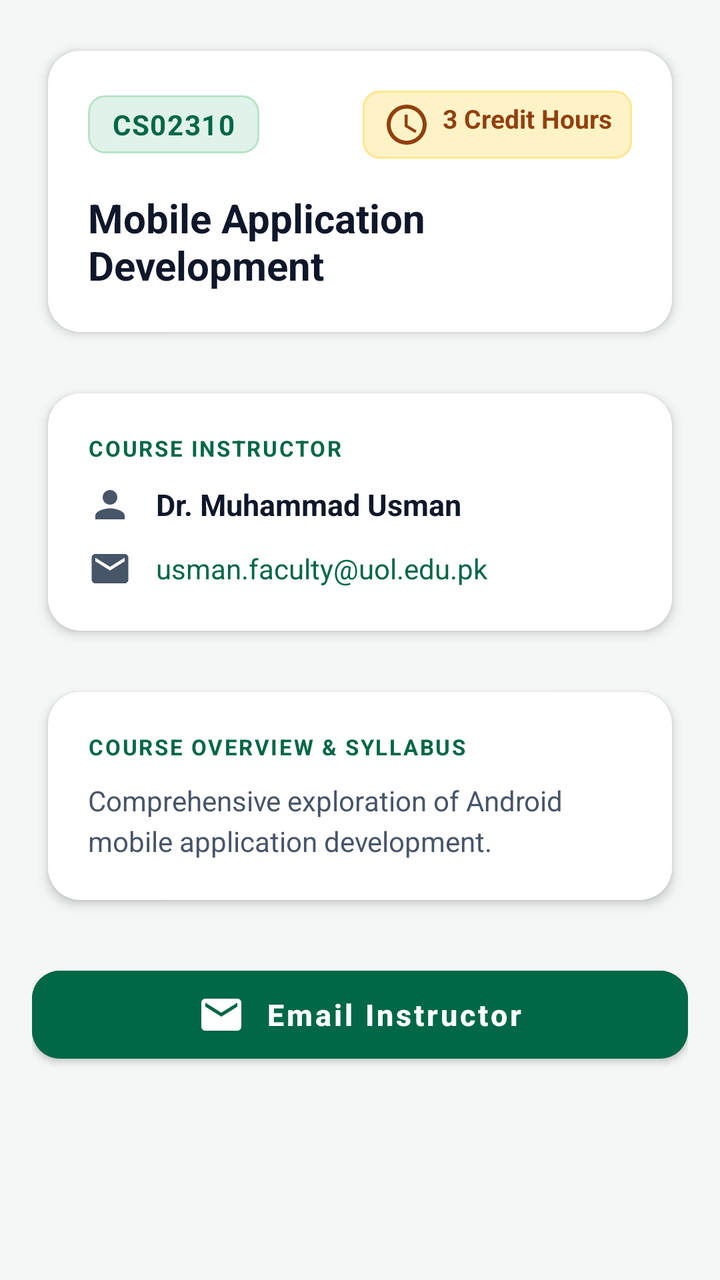
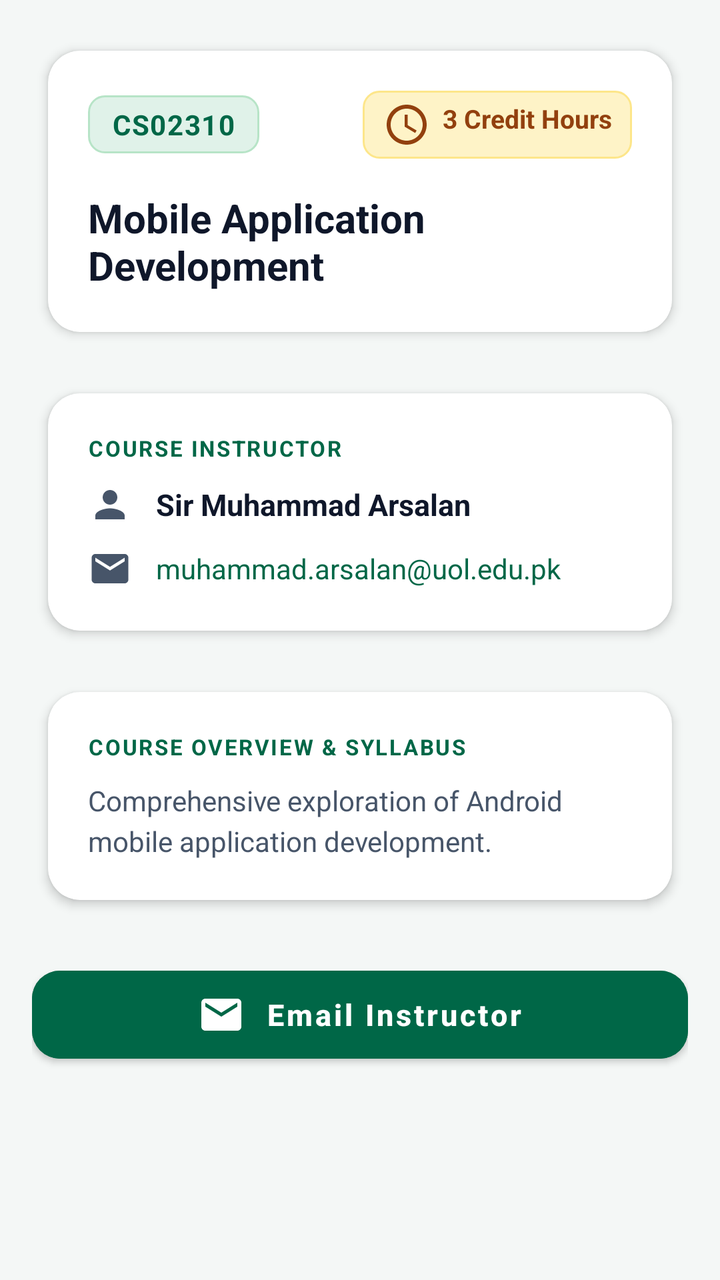

Screens rendered from an Android XML layout before and after an edit, with the pre-edit source and the edit as a unified diff.
<!-- AndroidManifest.xml: application theme Theme.UOLCourseCatalogue -->
<!-- res/layout/activity_course_detail.xml -->
<?xml version="1.0" encoding="utf-8"?>
<ScrollView xmlns:android="http://schemas.android.com/apk/res/android"
    xmlns:app="http://schemas.android.com/apk/res-auto"
    xmlns:tools="http://schemas.android.com/tools"
    android:layout_width="match_parent"
    android:layout_height="match_parent"
    android:background="@color/background"
    android:fillViewport="true"
    tools:context=".CourseDetailActivity">

    <LinearLayout
        android:layout_width="match_parent"
        android:layout_height="wrap_content"
        android:orientation="vertical"
        android:padding="16dp">

        
        <androidx.cardview.widget.CardView
            android:layout_width="match_parent"
            android:layout_height="wrap_content"
            android:layout_marginBottom="12dp"
            app:cardBackgroundColor="@color/surface"
            app:cardCornerRadius="16dp"
            app:cardElevation="3dp"
            app:cardUseCompatPadding="true">

            <LinearLayout
                android:layout_width="match_parent"
                android:layout_height="wrap_content"
                android:orientation="vertical"
                android:padding="20dp">

                <LinearLayout
                    android:layout_width="match_parent"
                    android:layout_height="wrap_content"
                    android:gravity="center_vertical"
                    android:orientation="horizontal">

                    
                    <TextView
                        android:id="@+id/tvDetailCode"
                        android:layout_width="wrap_content"
                        android:layout_height="wrap_content"
                        android:background="@drawable/bg_badge_code"
                        android:letterSpacing="0.04"
                        android:paddingStart="12dp"
                        android:paddingTop="5dp"
                        android:paddingEnd="12dp"
                        android:paddingBottom="5dp"
                        android:text="CS02310"
                        android:textColor="@color/badge_code_text"
                        android:textSize="14sp"
                        android:textStyle="bold" />

                    <View
                        android:layout_width="0dp"
                        android:layout_height="1dp"
                        android:layout_weight="1" />

                    
                    <TextView
                        android:id="@+id/tvDetailCreditHours"
                        android:layout_width="wrap_content"
                        android:layout_height="wrap_content"
                        android:background="@drawable/bg_badge_credit"
                        android:drawableStart="@drawable/ic_time"
                        android:drawablePadding="6dp"
                        android:paddingStart="10dp"
                        android:paddingTop="5dp"
                        android:paddingEnd="10dp"
                        android:paddingBottom="5dp"
                        android:text="3 Credit Hours"
                        android:textColor="@color/badge_credit_text"
                        android:textSize="13sp"
                        android:textStyle="bold" />

                </LinearLayout>

                
                <TextView
                    android:id="@+id/tvDetailTitle"
                    android:layout_width="match_parent"
                    android:layout_height="wrap_content"
                    android:layout_marginTop="16dp"
                    android:text="Mobile Application Development"
                    android:textColor="@color/text_primary"
                    android:textSize="20sp"
                    android:textStyle="bold" />

            </LinearLayout>

        </androidx.cardview.widget.CardView>

        
        <androidx.cardview.widget.CardView
            android:layout_width="match_parent"
            android:layout_height="wrap_content"
            android:layout_marginBottom="12dp"
            app:cardBackgroundColor="@color/surface"
            app:cardCornerRadius="16dp"
            app:cardElevation="3dp"
            app:cardUseCompatPadding="true">

            <LinearLayout
                android:layout_width="match_parent"
                android:layout_height="wrap_content"
                android:orientation="vertical"
                android:padding="20dp">

                <TextView
                    android:layout_width="wrap_content"
                    android:layout_height="wrap_content"
                    android:text="COURSE INSTRUCTOR"
                    android:textColor="@color/primary"
                    android:textSize="11sp"
                    android:letterSpacing="0.08"
                    android:textStyle="bold" />

                
                <LinearLayout
                    android:layout_width="match_parent"
                    android:layout_height="wrap_content"
                    android:layout_marginTop="10dp"
                    android:gravity="center_vertical"
                    android:orientation="horizontal">

                    <ImageView
                        android:layout_width="22dp"
                        android:layout_height="22dp"
                        android:contentDescription="Instructor Icon"
                        android:src="@drawable/ic_person"
                        app:tint="@color/text_secondary" />

                    <TextView
                        android:id="@+id/tvDetailInstructor"
                        android:layout_width="match_parent"
                        android:layout_height="wrap_content"
                        android:layout_marginStart="12dp"
                        android:text="Dr. Muhammad Usman"
                        android:textColor="@color/text_primary"
                        android:textSize="15sp"
                        android:textStyle="bold" />

                </LinearLayout>

                
                <LinearLayout
                    android:layout_width="match_parent"
                    android:layout_height="wrap_content"
                    android:layout_marginTop="10dp"
                    android:gravity="center_vertical"
                    android:orientation="horizontal">

                    <ImageView
                        android:layout_width="22dp"
                        android:layout_height="22dp"
                        android:contentDescription="Email Icon"
                        android:src="@drawable/ic_email"
                        app:tint="@color/text_secondary" />

                    <TextView
                        android:id="@+id/tvDetailEmail"
                        android:layout_width="match_parent"
                        android:layout_height="wrap_content"
                        android:layout_marginStart="12dp"
                        android:text="usman.faculty@uol.edu.pk"
                        android:textColor="@color/primary"
                        android:textSize="14sp" />

                </LinearLayout>

            </LinearLayout>

        </androidx.cardview.widget.CardView>

        
        <androidx.cardview.widget.CardView
            android:layout_width="match_parent"
            android:layout_height="wrap_content"
            android:layout_marginBottom="20dp"
            app:cardBackgroundColor="@color/surface"
            app:cardCornerRadius="16dp"
            app:cardElevation="3dp"
            app:cardUseCompatPadding="true">

            <LinearLayout
                android:layout_width="match_parent"
                android:layout_height="wrap_content"
                android:orientation="vertical"
                android:padding="20dp">

                <TextView
                    android:layout_width="wrap_content"
                    android:layout_height="wrap_content"
                    android:text="COURSE OVERVIEW &amp; SYLLABUS"
                    android:textColor="@color/primary"
                    android:textSize="11sp"
                    android:letterSpacing="0.08"
                    android:textStyle="bold" />

                <TextView
                    android:id="@+id/tvDetailDescription"
                    android:layout_width="match_parent"
                    android:layout_height="wrap_content"
                    android:layout_marginTop="10dp"
                    android:lineSpacingExtra="4dp"
                    android:text="Comprehensive exploration of Android mobile application development."
                    android:textColor="@color/text_secondary"
                    android:textSize="14sp" />

            </LinearLayout>

        </androidx.cardview.widget.CardView>

        
        <com.google.android.material.button.MaterialButton
            android:id="@+id/btnEmailInstructor"
            android:layout_width="match_parent"
            android:layout_height="56dp"
            android:layout_marginBottom="24dp"
            android:backgroundTint="@color/primary"
            android:text="@string/email_instructor"
            android:textAllCaps="false"
            android:textColor="@color/white"
            android:textSize="15sp"
            android:textStyle="bold"
            app:cornerRadius="14dp"
            app:elevation="4dp"
            app:icon="@drawable/ic_email"
            app:iconGravity="textStart"
            app:iconPadding="10dp"
            app:iconTint="@color/white" />

    </LinearLayout>

</ScrollView>
<!-- resources referenced by this layout -->
<resources>
  <color name="background">#F4F7F6</color>
  <color name="badge_code_text">#006747</color>
  <color name="badge_credit_text">#92400E</color>
  <color name="primary">#006747</color>
  <color name="surface">#FFFFFF</color>
  <color name="text_primary">#0F172A</color>
  <color name="text_secondary">#475569</color>
  <color name="white">#FFFFFF</color>
  <!-- drawable bg_badge_code (drawable) -->
  <?xml version="1.0" encoding="utf-8"?>
  <shape xmlns:android="http://schemas.android.com/apk/res/android"
      android:shape="rectangle">
      <solid android:color="@color/badge_code_bg" />
      <corners android:radius="8dp" />
      <stroke android:width="1dp" android:color="#B7E4C7" />
  </shape>
  <!-- drawable bg_badge_credit (drawable) -->
  <?xml version="1.0" encoding="utf-8"?>
  <shape xmlns:android="http://schemas.android.com/apk/res/android"
      android:shape="rectangle">
      <solid android:color="@color/badge_credit_bg" />
      <corners android:radius="8dp" />
      <stroke android:width="1dp" android:color="#FDE68A" />
  </shape>
  <!-- drawable ic_email (drawable) -->
  <vector xmlns:android="http://schemas.android.com/apk/res/android"
      android:width="24dp"
      android:height="24dp"
      android:viewportWidth="24"
      android:viewportHeight="24">
      <path
          android:fillColor="#FFFFFFFF"
          android:pathData="M20,4H4C2.9,4 2.01,4.9 2.01,6L2,18C2,19.1 2.9,20 4,20H20C21.1,20 22,19.1 22,18V6C22,4.9 21.1,4 20,4ZM20,8L12,13L4,8V6L12,11L20,6V8Z" />
  </vector>
  <!-- drawable ic_person (drawable) -->
  <vector xmlns:android="http://schemas.android.com/apk/res/android"
      android:width="24dp"
      android:height="24dp"
      android:viewportWidth="24"
      android:viewportHeight="24">
      <path
          android:fillColor="#006747"
          android:pathData="M12,12c2.21,0 4,-1.79 4,-4s-1.79,-4 -4,-4 -4,1.79 -4,4 1.79,4 4,4zM12,14c-2.67,0 -8,1.34 -8,4v2h16v-2c0,-2.66 -5.33,-4 -8,-4z"/>
  </vector>
  <!-- drawable ic_time (drawable) -->
  <vector xmlns:android="http://schemas.android.com/apk/res/android"
      android:width="24dp"
      android:height="24dp"
      android:viewportWidth="24"
      android:viewportHeight="24">
      <path
          android:fillColor="#92400E"
          android:pathData="M11.99,2C6.47,2 2,6.48 2,12s4.47,10 9.99,10C17.52,22 22,17.52 22,12S17.52,2 11.99,2zM12,20c-4.42,0 -8,-3.58 -8,-8s3.58,-8 8,-8 8,3.58 8,8 -3.58,8 -8,8zm0.5,-13H11v6l5.25,3.15 0.75,-1.23 -4.5,-2.67z" />
  </vector>
  <string name="email_instructor">Email Instructor</string>
  <style name="Theme.UOLCourseCatalogue" parent="Theme.MaterialComponents.Light.DarkActionBar">
          
          <item name="colorPrimary">@color/primary</item>
          <item name="colorPrimaryVariant">@color/primary_dark</item>
          <item name="colorOnPrimary">@color/white</item>
          
          <item name="colorSecondary">@color/accent_gold</item>
          <item name="colorSecondaryVariant">@color/accent_gold_dark</item>
          <item name="colorOnSecondary">@color/white</item>
          
          <item name="android:statusBarColor">@color/primary_dark</item>
          <item name="android:windowLightStatusBar" tools:targetApi="m">false</item>
          
          <item name="android:windowBackground">@color/background</item>
      </style>
  <color name="badge_code_bg">#E0F2E9</color>
  <color name="badge_credit_bg">#FEF3C7</color>
  <color name="primary_dark">#004D35</color>
  <color name="accent_gold">#D4AF37</color>
  <color name="accent_gold_dark">#B89320</color>
</resources>

<!-- the commit's change to res/layout/activity_course_detail.xml (unified diff, before → after) -->
@@ -136,7 +136,7 @@
                         android:layout_width="match_parent"
                         android:layout_height="wrap_content"
                         android:layout_marginStart="12dp"
-                        android:text="Dr. Muhammad Usman"
+                        android:text="Sir Muhammad Arsalan"
                         android:textColor="@color/text_primary"
                         android:textSize="15sp"
                         android:textStyle="bold" />
@@ -163,7 +163,7 @@
                         android:layout_width="match_parent"
                         android:layout_height="wrap_content"
                         android:layout_marginStart="12dp"
-                        android:text="usman.faculty@uol.edu.pk"
+                        android:text="muhammad.arsalan@uol.edu.pk"
                         android:textColor="@color/primary"
                         android:textSize="14sp" />
 
